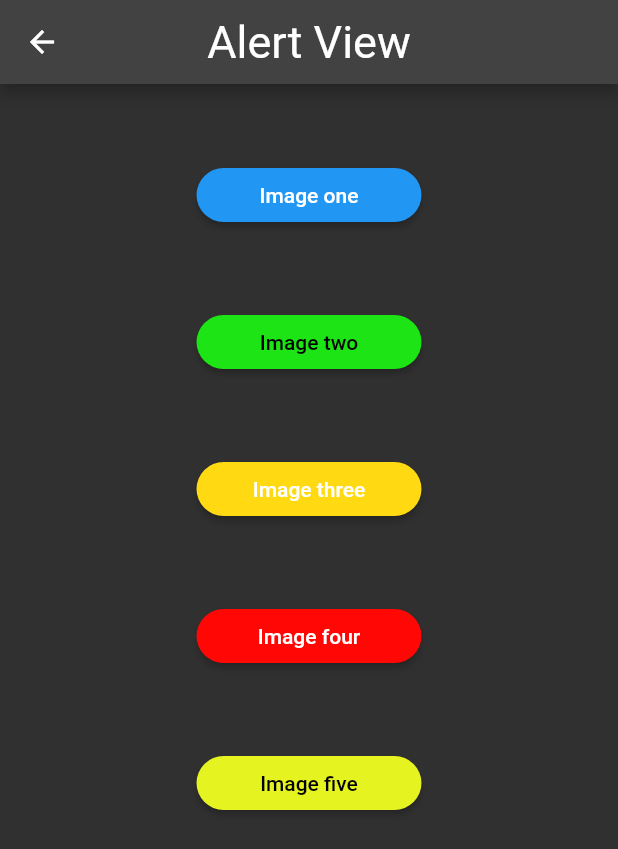
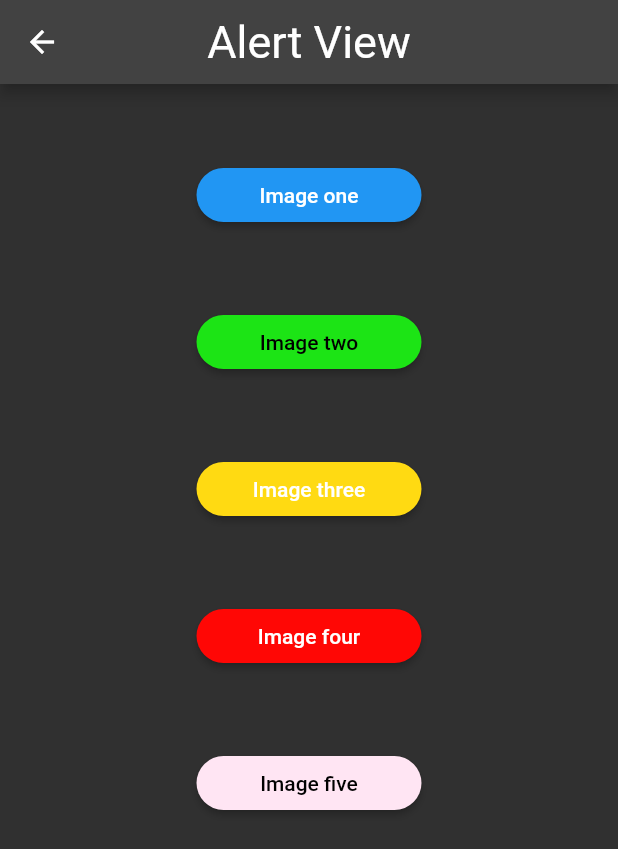
Before and after one commit to DeijoseDevelop/proyecto_flutter_LSV, a Flutter app: the AlertView screen opened by its route, on a phone screen of 412 x 824 dp. Shown: the top 849 px of the screen. Run offline on Flutter 3.47's test engine with Material 2 defaults, Android fonts, the phone set to English and light mode, and no system bars.

Commit message:
modify colors

```diff
--- a/lib/src/view/alert_view.dart
+++ b/lib/src/view/alert_view.dart
@@ -70,7 +70,7 @@ class AlertView extends StatelessWidget {
           ),
           const SizedBox(height: 50),
           RaisedButton(
-            color: const Color.fromARGB(255, 229, 243, 33),
+            color: const Color.fromRGBO(255, 229, 243, 33),
             textColor: Colors.black,
             shape: const StadiumBorder(),
             onPressed: () => _showAlert(context, urls['url5']),
```
